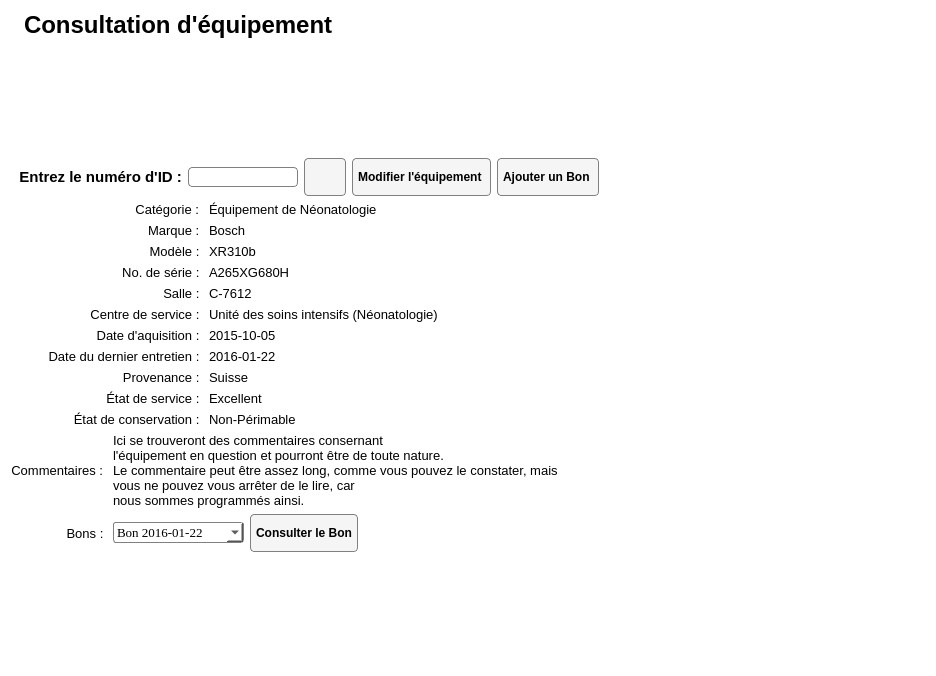
Above: Interface/FenetresEnUI/ConsultationEquipement.ui from ProjetPC2/SIMM2.0-DEV before the change. Below: the same form after it.
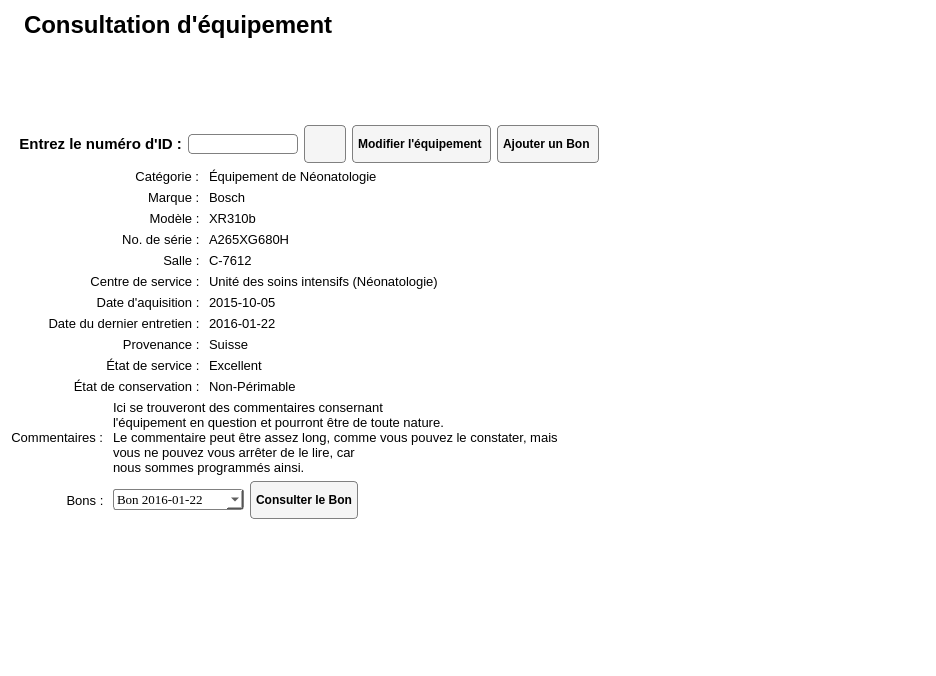
That is the form after the change. Icons and pictures are not drawn.

Diff of the .ui file:
```diff
--- a/Interface/FenetresEnUI/ConsultationEquipement.ui
+++ b/Interface/FenetresEnUI/ConsultationEquipement.ui
@@ -72,10 +72,13 @@
      <property name="orientation">
       <enum>Qt::Vertical</enum>
      </property>
+     <property name="sizeType">
+      <enum>QSizePolicy::Fixed</enum>
+     </property>
      <property name="sizeHint" stdset="0">
       <size>
        <width>20</width>
-       <height>88</height>
+       <height>80</height>
       </size>
      </property>
     </spacer>
```
